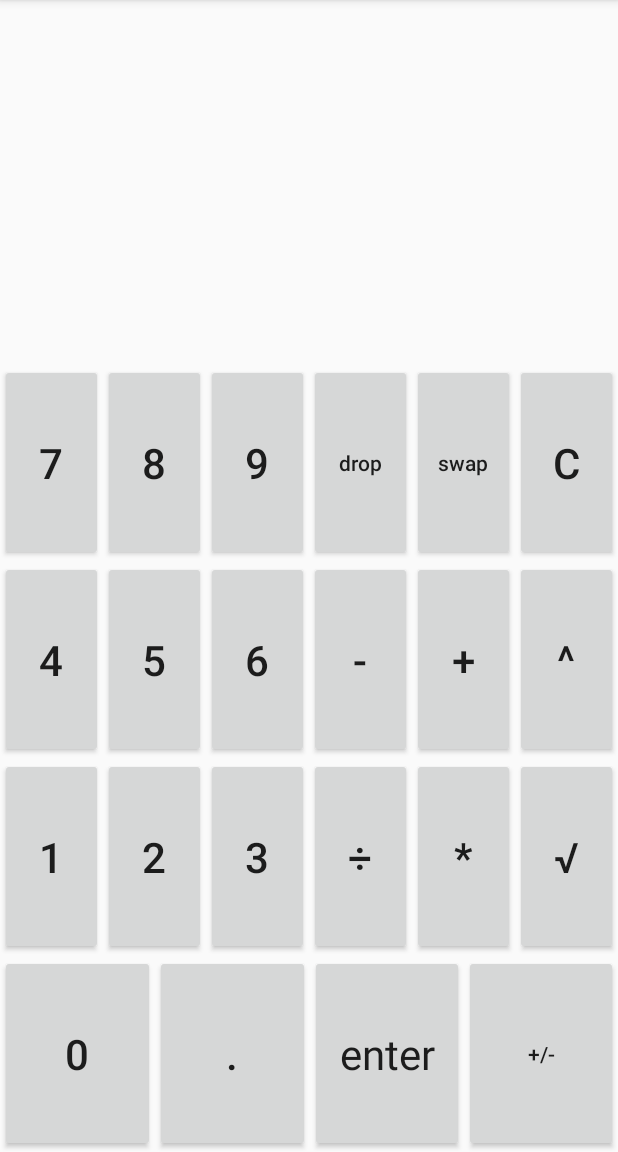
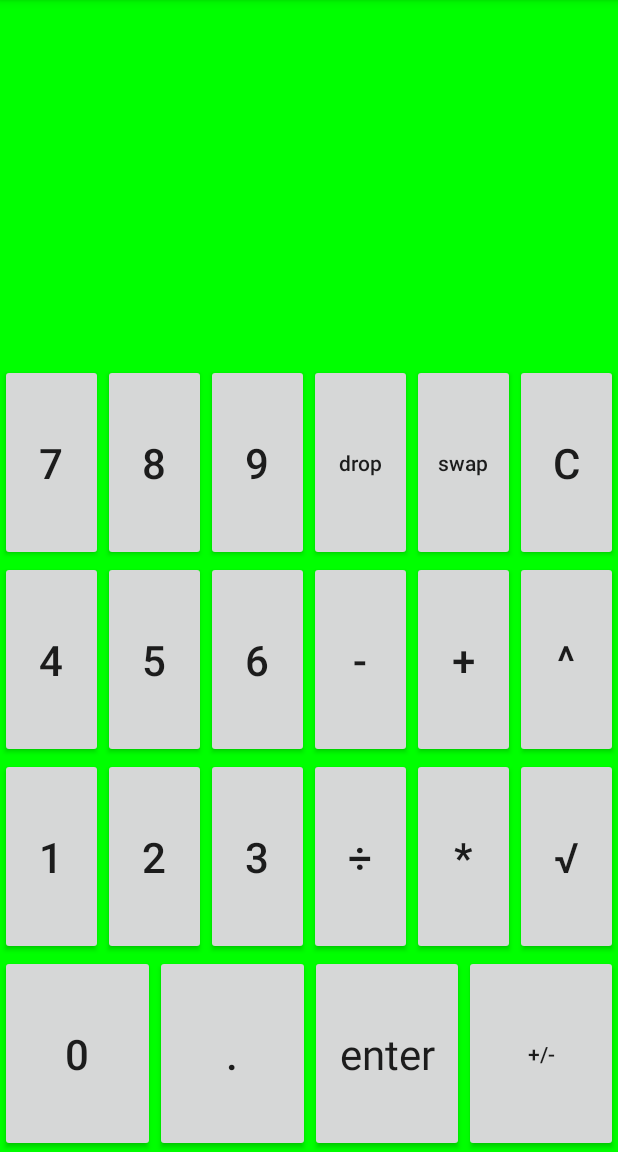
Before and after one commit to INFJakZda/Calculator, an Android app: the screen it shows after launch (MainActivity), in the options menu, after a tap on "Green", on a phone screen of 412 x 824 dp, the part 84-1236 px from its top. Run offline under Robolectric (Android 15) with nearby library versions, the phone set to English and light mode, and no system bars; our stand-ins replace data binding.

Commit message:
Add color change in settings

```diff
--- a/app/src/main/java/com/zdano/calculator/MainActivity.kt
+++ b/app/src/main/java/com/zdano/calculator/MainActivity.kt
@@ -9,6 +9,7 @@ import android.widget.Button
 import android.widget.TextView
 import kotlinx.android.synthetic.main.activity_main.*
 import kotlinx.android.synthetic.main.content_main.*
+import android.graphics.Color.*
 
 class MainActivity : AppCompatActivity() {
 
@@ -30,12 +31,28 @@ class MainActivity : AppCompatActivity() {
     }
 
     override fun onOptionsItemSelected(item: MenuItem): Boolean {
-        // Handle action bar item clicks here. The action bar will
-        // automatically handle clicks on the Home/Up button, so long
-        // as you specify a parent activity in AndroidManifest.xml.
-        return when (item.itemId) {
-            R.id.action_settings -> true
-            else -> super.onOptionsItemSelected(item)
+        when (item.itemId) {
+            R.id.menuRed -> {
+                item.isChecked = !item.isChecked
+                layoutView.setBackgroundColor(RED)
+                return true
+            }
+            R.id.menuGreen -> {
+                item.isChecked = !item.isChecked
+                layoutView.setBackgroundColor(GREEN)
+                return true
+            }
+            R.id.menuYellow -> {
+                item.isChecked = !item.isChecked
+                layoutView.setBackgroundColor(YELLOW)
+                return true
+            }
+            R.id.menuBlue -> {
+                item.isChecked = !item.isChecked
+                layoutView.setBackgroundColor(BLUE)
+                return true
+            }
+            else -> return super.onOptionsItemSelected(item)
         }
     }
 
--- a/app/src/main/res/layout/activity_main.xml
+++ b/app/src/main/res/layout/activity_main.xml
@@ -2,6 +2,7 @@
 <android.support.design.widget.CoordinatorLayout xmlns:android="http://schemas.android.com/apk/res/android"
     xmlns:app="http://schemas.android.com/apk/res-auto"
     xmlns:tools="http://schemas.android.com/tools"
+    android:id="@+id/layoutView"
     android:layout_width="match_parent"
     android:layout_height="match_parent"
     tools:context=".MainActivity">
```
